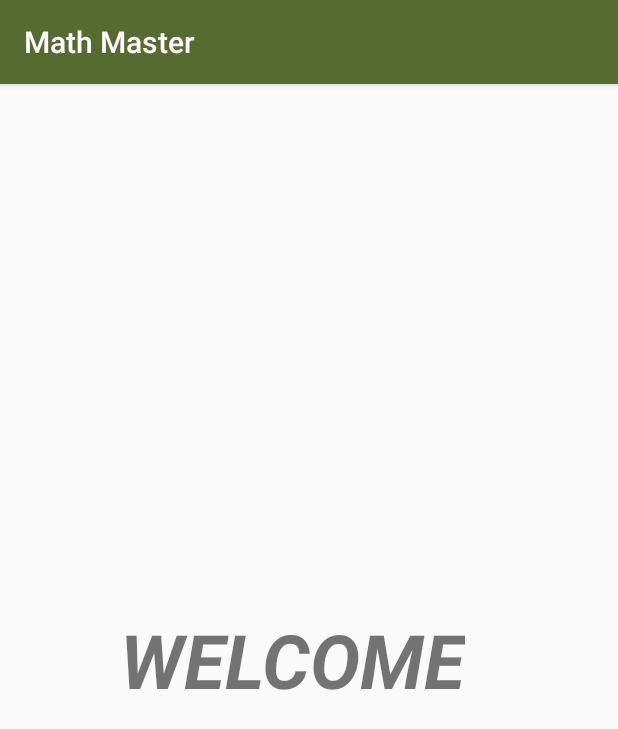
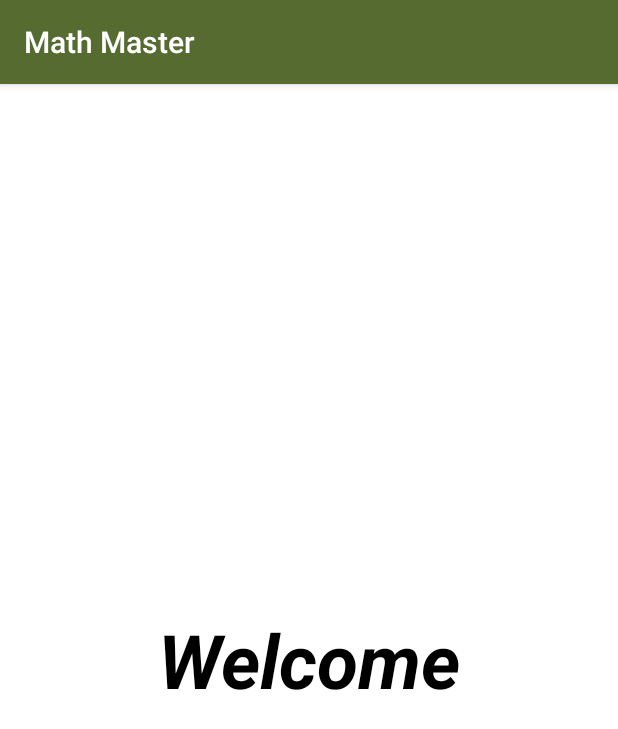
Before and after one commit to khyati393/math-master, an Android app: the SplashActivity screen opened directly, with no data from a screen before it, on a phone screen of 412 x 824 dp. Shown: the top 729 px of the screen. Run offline under Robolectric (Android 15) with nearby library versions, the light colour scheme and no system bars.

Commit message:
copied/merged code from both kj and ds 2.

```diff
--- a/app/src/main/res/layout/activity_home.xml
+++ b/app/src/main/res/layout/activity_home.xml
@@ -2,6 +2,8 @@
 <androidx.appcompat.widget.LinearLayoutCompat xmlns:android="http://schemas.android.com/apk/res/android"
     android:layout_width="match_parent"
     android:layout_height="match_parent"
+    android:background="#FFFFFF"
+    android:gravity="center"
     android:orientation="vertical">
 
     <androidx.appcompat.widget.AppCompatTextView
@@ -10,6 +12,7 @@
         android:layout_gravity="center_horizontal"
         android:layout_marginTop="48dp"
         android:text="MATH MASTER"
+        android:textColor="#000000"
         android:textSize="40sp" />
 
     <Spinner
--- a/app/src/main/res/layout/activity_splash.xml
+++ b/app/src/main/res/layout/activity_splash.xml
@@ -1,15 +1,15 @@
 <?xml version="1.0" encoding="utf-8"?>
 <androidx.appcompat.widget.LinearLayoutCompat xmlns:android="http://schemas.android.com/apk/res/android"
     android:layout_width="match_parent"
-    android:layout_height="match_parent">
+    android:layout_height="match_parent"
+    android:background="#FFFFFF"
+    android:gravity="center">
 
     <androidx.appcompat.widget.AppCompatTextView
         android:layout_width="wrap_content"
         android:layout_height="wrap_content"
-        android:layout_gravity="center"
-        android:layout_marginStart="80dp"
         android:text="Welcome"
-        android:textAllCaps="true"
+        android:textColor="#000000"
         android:textSize="50sp"
         android:textStyle="bold|italic" />
 
```
